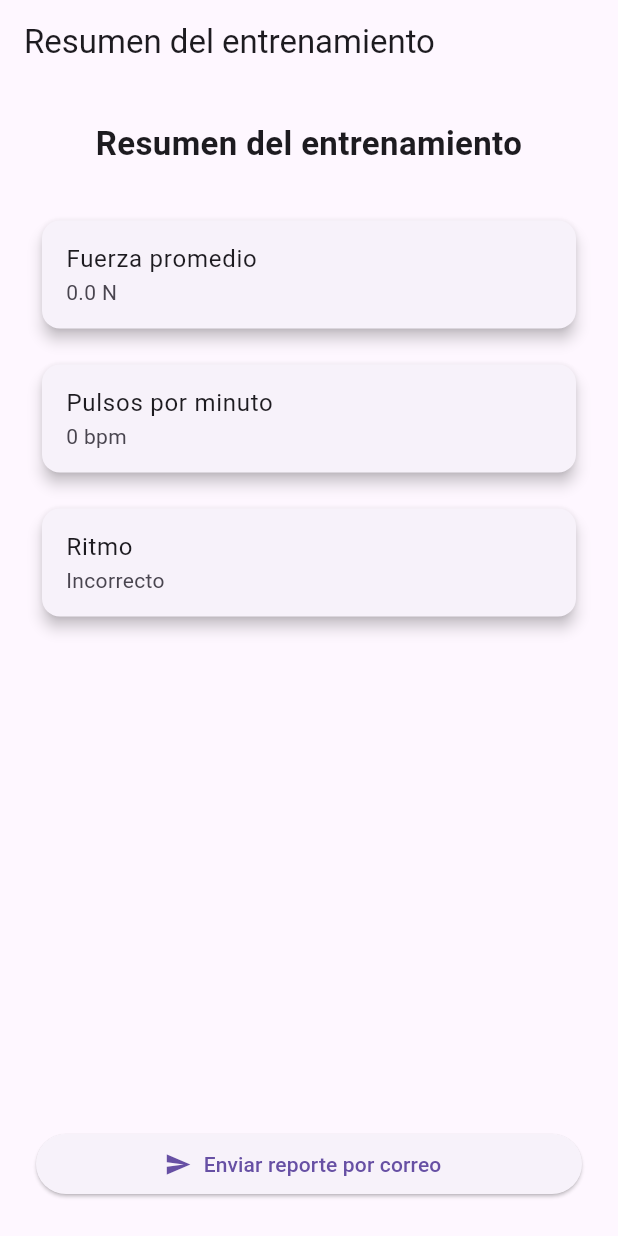
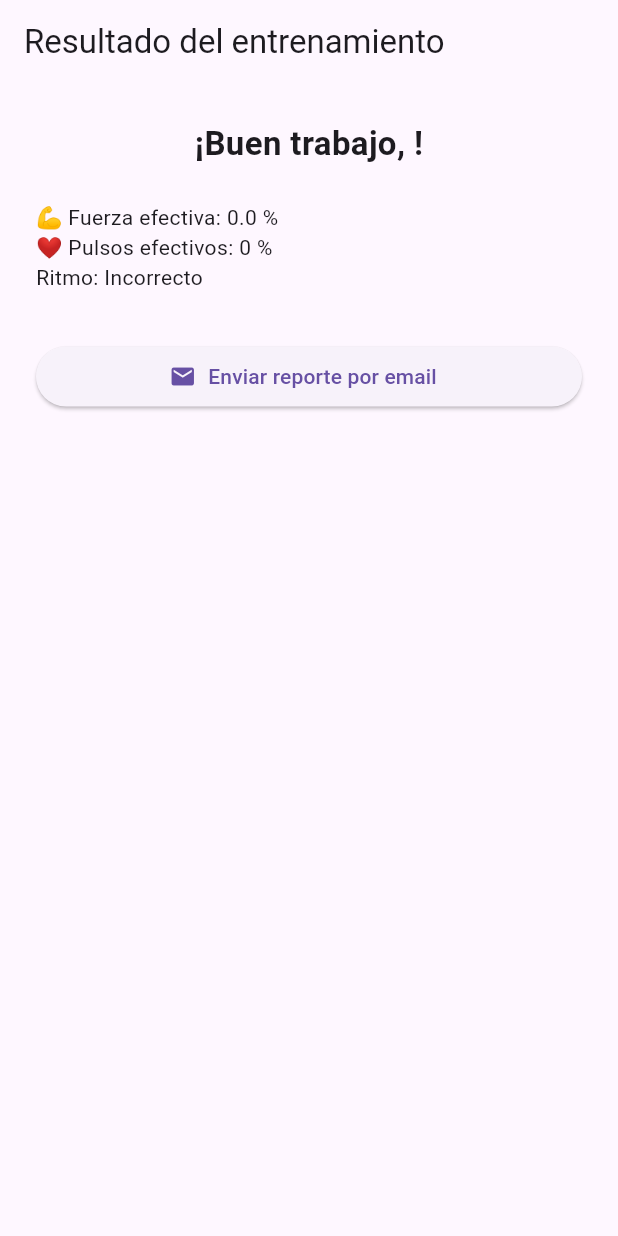
Before and after one commit to Roninomb/App_ProyectoFinal, a Flutter app: the ResultadoScreen screen opened by its route, on a phone screen of 412 x 824 dp. Run offline on Flutter 3.47's test engine with Material 3 defaults, Android fonts, the phone set to English and light mode, and no system bars; our stand-ins replace flutter_riverpod, go_router.

Commit message:
Mailjs andando

```diff
--- a/lib/screens/resultado_screen.dart
+++ b/lib/screens/resultado_screen.dart
@@ -8,69 +8,59 @@ class ResultadoScreen extends ConsumerWidget {
 
   @override
   Widget build(BuildContext context, WidgetRef ref) {
-    // ignore: unused_local_variable
     final nombre = ref.watch(nombreProvider);
-    ref.watch(emailProvider);
+    final email = ref.watch(emailProvider);
     final fuerza = ref.watch(fuerzaProvider);
     final pulsos = ref.watch(pulsosProvider);
     final ritmo = ref.watch(ritmoProvider);
 
+    Future<void> enviarEmail() async {
+      if (email.trim().isEmpty) {
+        ScaffoldMessenger.of(context).showSnackBar(
+          const SnackBar(content: Text('El email está vacío.')),
+        );
+        return;
+      }
+
+      try {
+        await enviarReportePorEmail(
+          nombre: nombre,
+          email: email,
+          fuerza: fuerza,
+          pulsos: pulsos,
+          ritmo: ritmo,
+        );
+        ScaffoldMessenger.of(context).showSnackBar(
+          const SnackBar(content: Text('Reporte enviado correctamente')),
+        );
+      } catch (e) {
+        ScaffoldMessenger.of(context).showSnackBar(
+          SnackBar(content: Text('Error al enviar email: $e')),
+        );
+      }
+    }
+
     return Scaffold(
-      appBar: AppBar(title: const Text('Resumen del entrenamiento')),
+      appBar: AppBar(title: const Text('Resultado del entrenamiento')),
       body: Padding(
         padding: const EdgeInsets.all(24.0),
         child: Column(
           crossAxisAlignment: CrossAxisAlignment.stretch,
           children: [
-            const Text(
-              'Resumen del entrenamiento',
-              style: TextStyle(fontSize: 22, fontWeight: FontWeight.bold),
+            Text(
+              '¡Buen trabajo, $nombre!',
+              style: const TextStyle(fontSize: 22, fontWeight: FontWeight.bold),
               textAlign: TextAlign.center,
             ),
+            const SizedBox(height: 24),
+            Text('💪 Fuerza efectiva: ${fuerza.toStringAsFixed(1)} %'),
+            Text('❤️ Pulsos efectivos: $pulsos %'),
+            Text('Ritmo: ${ritmo ? 'Correcto' : 'Incorrecto'}'),
             const SizedBox(height: 32),
-            Card(
-              elevation: 4,
-              child: ListTile(
-                title: const Text('Fuerza promedio'),
-                subtitle: Text('${fuerza.toStringAsFixed(1)} N'),
-              ),
-            ),
-            const SizedBox(height: 16),
-            Card(
-              elevation: 4,
-              child: ListTile(
-                title: const Text('Pulsos por minuto'),
-                subtitle: Text('$pulsos bpm'),
-              ),
-            ),
-            const SizedBox(height: 16),
-            Card(
-              elevation: 4,
-              child: ListTile(
-                title: const Text('Ritmo'),
-                subtitle: Text(ritmo ? 'Correcto' : 'Incorrecto'),
-              ),
-            ),
-            const Spacer(),
             ElevatedButton.icon(
-              onPressed: () async {
-                try {
-                  await enviarReportePorEmail(ref);
-                  if (context.mounted) {
-                    ScaffoldMessenger.of(context).showSnackBar(
-                      const SnackBar(content: Text('📩 Reporte enviado exitosamente')),
-                    );
-                  }
-                } catch (e) {
-                  if (context.mounted) {
-                    ScaffoldMessenger.of(context).showSnackBar(
-                      SnackBar(content: Text('❌ Error al enviar: $e')),
-                    );
-                  }
-                }
-              },
-              icon: const Icon(Icons.send),
-              label: const Text('Enviar reporte por correo'),
+              onPressed: enviarEmail,
+              icon: const Icon(Icons.email),
+              label: const Text('Enviar reporte por email'),
             ),
           ],
         ),
```
Also changed, not shown: lib/screens/entrenamiento_screen.dart (+10 -3 lines), lib/services/email_service.dart (+20 -33 lines).
